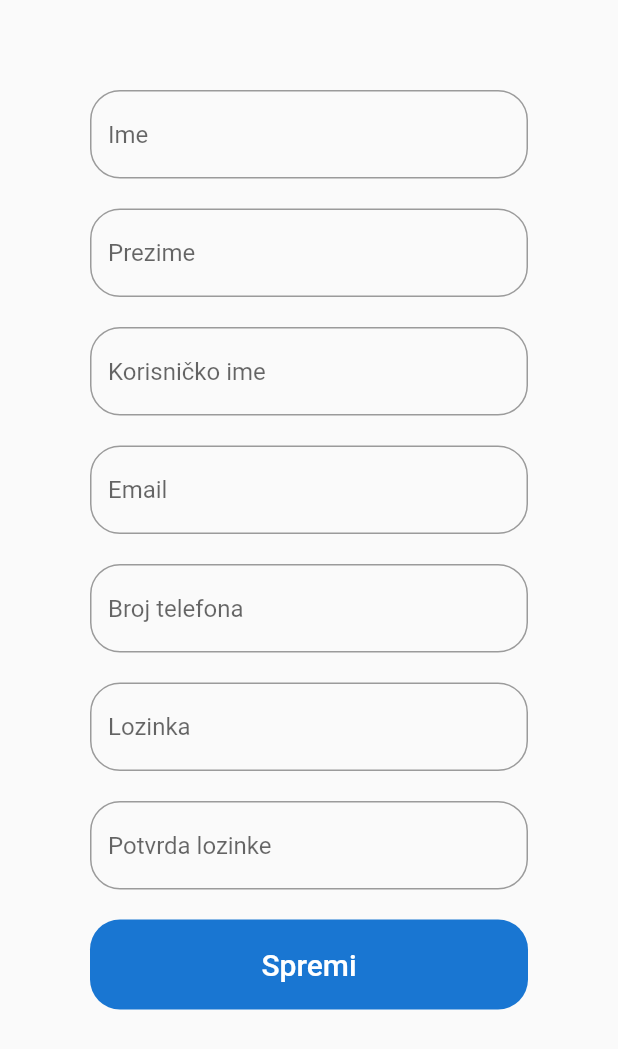
After one commit to Tarik-Colakhodzic/Real-estate-agency-mobile, a Flutter app: the Registration screen opened by its route, after a tap on "Spremi", on a phone screen of 412 x 824 dp. The commit adds this screen. Shown: the top 1049 px of the screen. Run offline on Flutter 3.47's test engine with Material 2 defaults, Android fonts, the phone set to English and light mode, and no system bars; our stand-ins replace carousel_slider; network calls fail.

Commit message:
Register new user implemented

```diff
--- a/lib/main.dart
+++ b/lib/main.dart
@@ -6,6 +6,7 @@ import 'package:real_estate_mobile/pages/Loading.dart';
 import 'package:real_estate_mobile/pages/Home.dart';
 import 'package:real_estate_mobile/pages/MyProperties.dart';
 import 'package:real_estate_mobile/pages/Properties.dart';
+import 'package:real_estate_mobile/pages/Registration.dart';
 
 void main() {
   runApp(const MyApp());
@@ -21,7 +22,8 @@ class MyApp extends StatelessWidget {
       '/loading': (context) => Loading(),
       '/home': (context) => Home(),
       '/properties': (context) => Properties(),
-      '/myProperties': (context) => MyProperties()
+      '/myProperties': (context) => MyProperties(),
+      '/registration': (context) =>  Registration()
     });
   }
 }
--- a/lib/models/User.dart
+++ b/lib/models/User.dart
@@ -1,12 +1,35 @@
 class User {
   final int id;
   final String username;
+  String? firstName;
+  String? lastName;
+  String? email;
+  String? phoneNumber;
+  String? password;
+  String? confirmedPassword;
 
-  User({required this.id, required this.username});
+  User(
+      {required this.id,
+      required this.username,
+      this.firstName,
+      this.lastName,
+      this.email,
+      this.phoneNumber,
+      this.password,
+      this.confirmedPassword});
 
   factory User.fromJson(Map<String, dynamic> json) {
-    return User(id: int.parse(json["id"].toString()), username: json["username"]);
+    return User(
+        id: int.parse(json["id"].toString()), username: json["username"]);
   }
 
-  Map<String, dynamic> toJson() => {"id": id, "username": username};
+  Map<String, dynamic> toJson() => {
+        "username": username,
+        "firstName": firstName,
+        "lastName": lastName,
+        "email": email,
+        "phoneNumber": phoneNumber,
+        "password": password,
+        "confirmedPassword": confirmedPassword
+      };
 }
--- a/lib/pages/Login.dart
+++ b/lib/pages/Login.dart
@@ -13,13 +13,16 @@ class _LoginState extends State<Login> {
   TextEditingController usernameController = new TextEditingController();
   TextEditingController passwordController = new TextEditingController();
   var result = null;
+
   Future<void> GetData() async {
     result = await APIService.Get('User', null);
-    if(result == null)
-      return;
+    if (result == null) return;
     var users = result.map((e) => User.fromJson((e))).toList();
-    if(users.length > 0)
-      APIService.loggedUserId = users.where((element) => element.username == usernameController.text).first.id;
+    if (users.length > 0)
+      APIService.loggedUserId = users
+          .where((element) => element.username == usernameController.text)
+          .first
+          .id;
   }
 
   @override
@@ -81,7 +84,8 @@ class _LoginState extends State<Login> {
                         context: context,
                         builder: (BuildContext context) => AlertDialog(
                           title: const Text('Neispravni pristupni podaci!'),
-                          content: const Text('Pogrešno korisničko ime ili lozinka!'),
+                          content: const Text(
+                              'Pogrešno korisničko ime ili lozinka!'),
                           actions: <Widget>[
                             TextButton(
                               onPressed: () => Navigator.pop(context, 'Ok'),
@@ -94,6 +98,14 @@ class _LoginState extends State<Login> {
                   },
                 ),
               ),
+              SizedBox(
+                height: 20,
+              ),
+              InkWell(
+                child: Text('Registracija!', style: TextStyle(color: Colors.blue)),
+                onTap: () =>
+                    Navigator.of(context).pushReplacementNamed('/registration'),
+              )
             ],
           ),
         ),
--- /dev/null
+++ b/lib/pages/Registration.dart
@@ -0,0 +1,153 @@
+import 'dart:convert';
+
+import 'package:flutter/cupertino.dart';
+import 'package:flutter/material.dart';
+import 'package:real_estate_mobile/models/User.dart';
+import 'package:real_estate_mobile/services/APIService.dart';
+
+class Registration extends StatefulWidget {
+  const Registration({Key? key}) : super(key: key);
+
+  @override
+  _RegistrationState createState() => _RegistrationState();
+}
+
+class _RegistrationState extends State<Registration> {
+  TextEditingController usernameController = new TextEditingController();
+  TextEditingController firstNameController = new TextEditingController();
+  TextEditingController lastNameController = new TextEditingController();
+  TextEditingController emailController = new TextEditingController();
+  TextEditingController phoneNumberController = new TextEditingController();
+  TextEditingController passwordController = new TextEditingController();
+  TextEditingController confirmedPasswordController =
+      new TextEditingController();
+  var result = null;
+
+  @override
+  Widget build(BuildContext context) {
+    return Scaffold(
+      body: Center(
+        child: Padding(
+          padding: EdgeInsets.all(60),
+          child: Column(
+            children: [
+              TextField(
+                controller: firstNameController,
+                decoration: InputDecoration(
+                    border: OutlineInputBorder(
+                        borderRadius: BorderRadius.circular(20)),
+                    hintText: 'Ime'),
+              ),
+              SizedBox(
+                height: 20,
+              ),
+              TextField(
+                controller: lastNameController,
+                decoration: InputDecoration(
+                    border: OutlineInputBorder(
+                        borderRadius: BorderRadius.circular(20)),
+                    hintText: 'Prezime'),
+              ),
+              SizedBox(
+                height: 20,
+              ),
+              TextField(
+                controller: usernameController,
+                decoration: InputDecoration(
+                    border: OutlineInputBorder(
+                        borderRadius: BorderRadius.circular(20)),
+                    hintText: 'Korisničko ime'),
+              ),
+              SizedBox(
+                height: 20,
+              ),
+              TextField(
+                controller: emailController,
+                decoration: InputDecoration(
+                    border: OutlineInputBorder(
+                        borderRadius: BorderRadius.circular(20)),
+                    hintText: 'Email'),
+              ),
+              SizedBox(
+                height: 20,
+              ),
+              TextField(
+                controller: phoneNumberController,
+                decoration: InputDecoration(
+                    border: OutlineInputBorder(
+                        borderRadius: BorderRadius.circular(20)),
+                    hintText: 'Broj telefona'),
+              ),
+              SizedBox(
+                height: 20,
+              ),
+              TextField(
+                controller: passwordController,
+                obscureText: true,
+                decoration: InputDecoration(
+                    border: OutlineInputBorder(
+                        borderRadius: BorderRadius.circular(20)),
+                    hintText: 'Lozinka'),
+              ),
+              SizedBox(
+                height: 20,
+              ),
+              TextField(
+                controller: confirmedPasswordController,
+                obscureText: true,
+                decoration: InputDecoration(
+                    border: OutlineInputBorder(
+                        borderRadius: BorderRadius.circular(20)),
+                    hintText: 'Potvrda lozinke'),
+              ),
+              SizedBox(
+                height: 20,
+              ),
+              Container(
+                height: 60,
+                width: 300,
+                decoration: BoxDecoration(
+                    color: Colors.blue[700],
+                    borderRadius: BorderRadius.circular(20)),
+                child: TextButton(
+                  child: Text(
+                    'Spremi',
+                    style: TextStyle(color: Colors.white, fontSize: 20),
+                  ),
+                  onPressed: () async {
+                    var result = await CreateUser();
+                    if(result == null){
+                      print("Nije prošlo");
+                    }
+                    else{
+                      print("Prošlo je");
+                      Navigator.pop(context);
+                    }
+                  },
+                ),
+              ),
+              SizedBox(
+                height: 20,
+              ),
+            ],
+          ),
+        ),
+      ),
+    );
+  }
+
+  Future<dynamic> CreateUser() async {
+    var user = User(
+        id: 0,
+        username: usernameController.text,
+        firstName: firstNameController.text,
+        lastName: lastNameController.text,
+        email: emailController.text,
+        phoneNumber: phoneNumberController.text,
+        password: passwordController.text,
+        confirmedPassword: confirmedPasswordController.text);
+
+    result = await APIService.Post('User', jsonEncode(user).toString());
+    return result;
+  }
+}
--- a/lib/services/APIService.dart
+++ b/lib/services/APIService.dart
@@ -66,7 +66,9 @@ class APIService {
    String baseUrl="http://127.0.0.1:5010/api/"+route;
    final String basicAuth =
        'Basic ' + base64Encode(utf8.encode('$username:$password'));
-   final response = await http.post(
+   var response = null;
+   if(username.isNotEmpty && password.isNotEmpty) {
+     response = await http.post(
        Uri.parse(baseUrl),
        headers: <String, String>{
          'Content-Type': 'application/json; charset=UTF-8',
@@ -74,6 +76,16 @@ class APIService {
        },
        body: body,
      );
+   }
+   else{
+     response = await http.post(
+       Uri.parse(baseUrl),
+       headers: <String, String>{
+         'Content-Type': 'application/json; charset=UTF-8'
+       },
+       body: body,
+     );
+   }
 
    if (response.statusCode == 200) {
      return json.decode(response.body);
```
Lines whose indentation alone changed are shown as unchanged.
